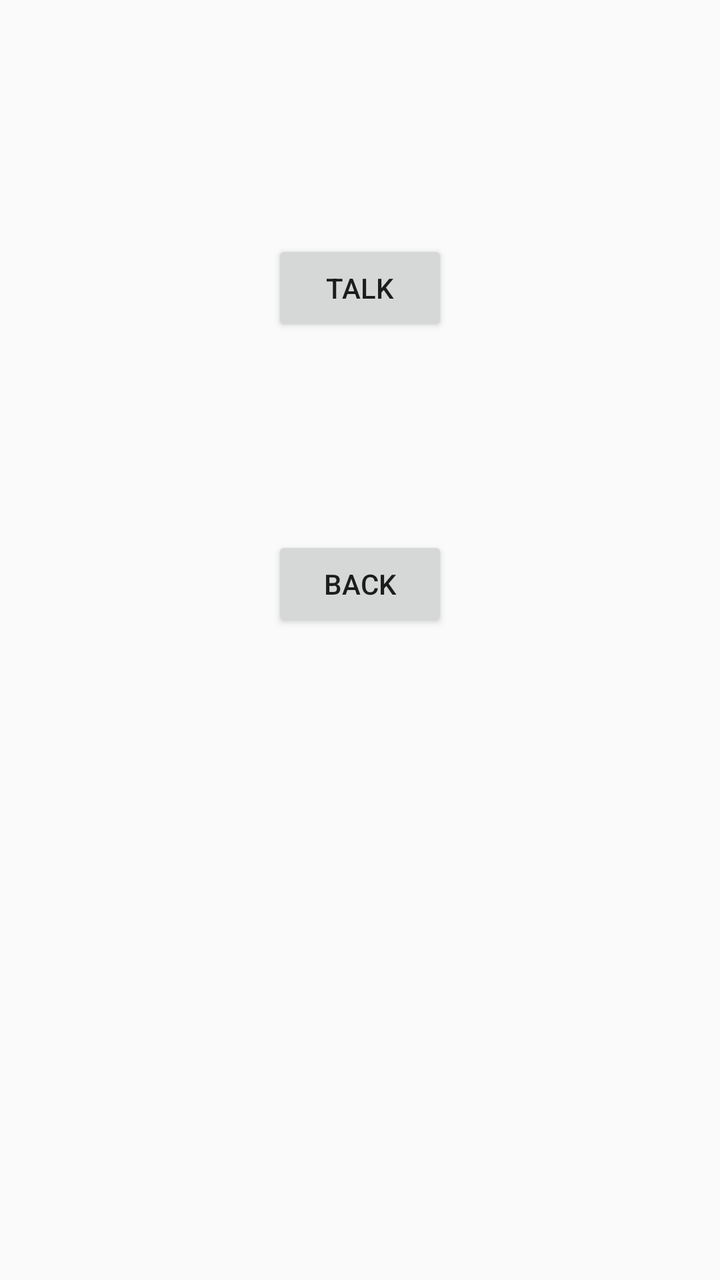
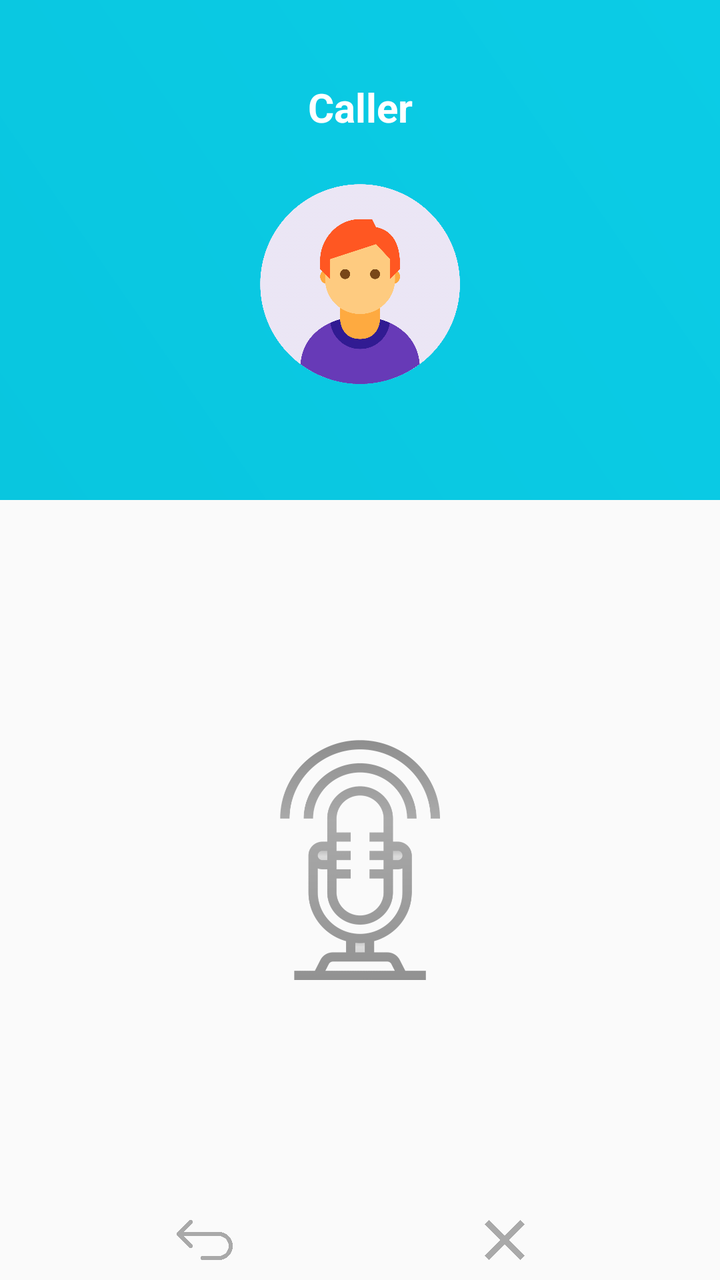

The first picture is an Android layout as it rendered before a commit; the second is the same layout after the commit. The layout source and the unified diff follow.
<!-- AndroidManifest.xml: application theme AppTheme -->
<!-- res/layout/activity_call.xml -->
<?xml version="1.0" encoding="utf-8"?>
<RelativeLayout xmlns:android="http://schemas.android.com/apk/res/android"
    xmlns:app="http://schemas.android.com/apk/res-auto"
    xmlns:tools="http://schemas.android.com/tools"
    android:id="@+id/LinearLayout1"
    android:layout_width="match_parent"
    android:layout_height="match_parent"
    android:orientation="vertical"
    android:paddingBottom="20dp"
    android:paddingLeft="20dp"
    android:paddingRight="20dp"
    android:paddingTop="20dp"
    tools:context=".callActivity">


        <Button
            android:id="@+id/talkBtn"
            android:layout_width="wrap_content"
            android:layout_height="wrap_content"
            android:layout_marginTop="100dp"
            android:layout_centerHorizontal="true"
            android:text="@string/call" />

        <Button
            android:id="@+id/backBtn"
            android:layout_width="wrap_content"
            android:layout_height="wrap_content"
            android:layout_below="@+id/talkBtn"
            android:layout_marginTop="100dp"
            android:layout_centerHorizontal="true"
            android:text="@string/back" />

</RelativeLayout>
<!-- resources referenced by this layout -->
<resources>
  <string name="back">BACK</string>
  <string name="call">TALK</string>
  <style name="AppTheme" parent="Theme.AppCompat.Light.DarkActionBar">
          
          <item name="colorPrimary">@color/colorPrimary</item>
          <item name="colorPrimaryDark">@color/colorPrimaryDark</item>
          <item name="colorAccent">@color/colorAccent</item>
      </style>
  <color name="colorPrimary">#6200EE</color>
  <color name="colorPrimaryDark">#3700B3</color>
  <color name="colorAccent">#03DAC5</color>
</resources>

<!-- the commit's change to res/layout/activity_call.xml (unified diff, before → after) -->
@@ -1,33 +1,94 @@
 <?xml version="1.0" encoding="utf-8"?>
-<RelativeLayout xmlns:android="http://schemas.android.com/apk/res/android"
+<LinearLayout xmlns:android="http://schemas.android.com/apk/res/android"
     xmlns:app="http://schemas.android.com/apk/res-auto"
     xmlns:tools="http://schemas.android.com/tools"
     android:id="@+id/LinearLayout1"
     android:layout_width="match_parent"
     android:layout_height="match_parent"
     android:orientation="vertical"
-    android:paddingBottom="20dp"
-    android:paddingLeft="20dp"
-    android:paddingRight="20dp"
-    android:paddingTop="20dp"
-    tools:context=".callActivity">
+    tools:context=".callActivity"
+    android:background="@color/graylight">
+
+    <RelativeLayout
+        android:layout_width="match_parent"
+        android:layout_height="250dp"
+        android:id="@+id/btnlayout">
+        <LinearLayout
+            android:background="@drawable/gradient_background"
+            android:layout_width="match_parent"
+            android:layout_height="match_parent"
+            android:orientation="vertical">
+            <TextView
+                android:id="@+id/caller"
+                android:layout_width="match_parent"
+                android:layout_height="wrap_content"
+                android:layout_marginTop="40dp"
+                android:text="@string/caller"
+                android:textAlignment="center"
+                android:textColor="@android:color/white"
+                android:textSize="20sp"
+                android:textStyle="bold|normal" />
+
+            <androidx.appcompat.widget.AppCompatImageView
+                android:layout_width="wrap_content"
+                android:layout_height="100dp"
+                android:layout_marginTop="25dp"
+                android:src="@drawable/avatar"
+                android:id="@+id/chatBtn"
+                />
+
+        </LinearLayout>
+
+    </RelativeLayout>
+    <LinearLayout
+        android:layout_width="match_parent"
+        android:layout_height="450dp"
+        android:orientation="vertical"
+        android:gravity="center">
+        <ToggleButton
+            android:id="@+id/talkBtn"
+            android:layout_width="80dp"
+            android:layout_height="120dp"
+            android:layout_marginTop="50dp"
+            android:background="@drawable/ptt_callicon"
+            android:text="@+string/talk"
+            android:textOff=""
+            android:textOn=""
+            app:layout_constraintBottom_toTopOf="@+id/sipLabel"
+            app:layout_constraintEnd_toEndOf="parent"
+            app:layout_constraintStart_toStartOf="parent"
+            app:layout_constraintTop_toTopOf="parent" />
 
 
-        <Button
-            android:id="@+id/talkBtn"
-            android:layout_width="wrap_content"
+
+        <LinearLayout
+            android:layout_marginTop="120dp"
+            android:layout_marginLeft="15dp"
+            android:layout_marginRight="15dp"
+            android:layout_width="match_parent"
             android:layout_height="wrap_content"
-            android:layout_marginTop="100dp"
-            android:layout_centerHorizontal="true"
-            android:text="@string/call" />
+            android:gravity="center"
+            android:orientation="horizontal">
 
-        <Button
-            android:id="@+id/backBtn"
-            android:layout_width="wrap_content"
-            android:layout_height="wrap_content"
-            android:layout_below="@+id/talkBtn"
-            android:layout_marginTop="100dp"
-            android:layout_centerHorizontal="true"
-            android:text="@string/back" />
+            <androidx.appcompat.widget.AppCompatImageView
+                android:id="@+id/backBtn"
+                android:layout_width="50dp"
+                android:layout_height="20dp"
+                android:src="@drawable/back"
+                android:layout_marginEnd="100dp"
+                android:tint="@color/gray"
+                />
 
-</RelativeLayout>
+            <androidx.appcompat.widget.AppCompatImageView
+                android:id="@+id/closeBtn"
+                android:layout_width="50dp"
+                android:layout_height="20dp"
+                android:src="@drawable/close"
+                android:layout_marginEnd="5dp"
+                android:tint="@color/gray"/>
+
+        </LinearLayout>
+
+    </LinearLayout>
+
+</LinearLayout>
<!-- resource entries referenced after the edit -->
@@ -1,13 +1,36 @@
 <!-- resources referenced by this layout -->
 <resources>
-  <string name="back">BACK</string>
-  <string name="call">TALK</string>
-  <style name="AppTheme" parent="Theme.AppCompat.Light.DarkActionBar">
+  <color name="gray">#a9a9a9</color>
+  <color name="graylight">#fafafa</color>
+  <!-- drawable avatar: png bitmap (drawable, 35040 bytes) -->
+  <!-- drawable back: png bitmap (drawable, 8670 bytes) -->
+  <!-- drawable close: png bitmap (drawable, 6901 bytes) -->
+  <!-- drawable gradient_background (drawable) -->
+  <?xml version="1.0" encoding="utf-8"?>
+  <shape xmlns:android="http://schemas.android.com/apk/res/android">
+  <gradient android:angle="45"
+      android:startColor="@color/starBlue"
+      android:endColor="@color/endBlue"/>
+  </shape>
+  <!-- drawable ptt_callicon (drawable) -->
+  <?xml version="1.0" encoding="utf-8"?>
+  <selector xmlns:android="http://schemas.android.com/apk/res/android">
+      <item android:state_pressed="true" android:drawable="@drawable/mic_pressed" />
+      <item android:state_selected="true" android:drawable="@drawable/mic" />
+      <item android:drawable="@drawable/mic" />
+  </selector>
+  <string name="caller">Caller</string>
+  <string name="talk">Talk</string>
+  <style name="AppTheme" parent="Theme.AppCompat.Light.NoActionBar">
           
           <item name="colorPrimary">@color/colorPrimary</item>
           <item name="colorPrimaryDark">@color/colorPrimaryDark</item>
           <item name="colorAccent">@color/colorAccent</item>
       </style>
+  <color name="starBlue">#09c6df</color>
+  <color name="endBlue">#0bcce6</color>
+  <!-- drawable mic_pressed: png bitmap (drawable, 57768 bytes) -->
+  <!-- drawable mic: png bitmap (drawable, 41725 bytes) -->
   <color name="colorPrimary">#6200EE</color>
   <color name="colorPrimaryDark">#3700B3</color>
   <color name="colorAccent">#03DAC5</color>
